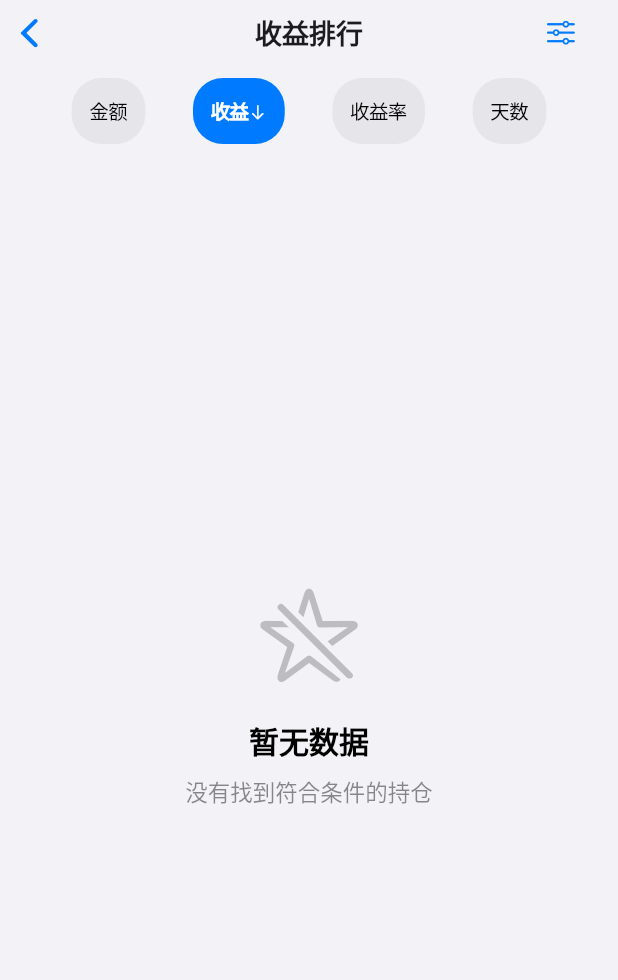
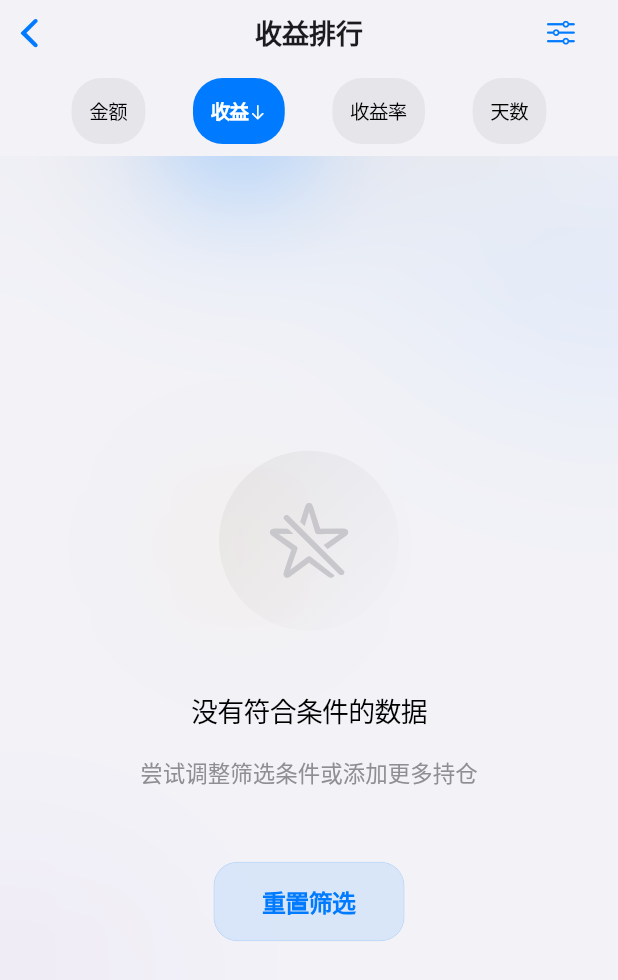
Before and after one commit to rizona27/fundlink, a Flutter app: the TopPerformersView screen opened directly, on a phone screen of 412 x 824 dp. Shown: the top 980 px of the screen. Run offline on Flutter 3.47's test engine with Material 3 defaults, Android fonts, the phone set to English and light mode, and no system bars; our stand-ins replace shared_preferences; accounts and stored records are empty.

Commit message:
0.1.8
无状态

```diff
--- a/lib/views/client_view.dart
+++ b/lib/views/client_view.dart
@@ -1,5 +1,6 @@
 import 'dart:async';
 import 'package:flutter/cupertino.dart';
+import 'package:flutter/material.dart' show Colors;
 import '../services/data_manager.dart';
 import '../services/fund_service.dart';
 import '../models/fund_holding.dart';
@@ -10,6 +11,8 @@ import '../widgets/empty_state.dart';
 import '../widgets/toast.dart';
 import '../widgets/refresh_button.dart';
 import '../widgets/search.dart';
+import '../widgets/glass_button.dart';
+import 'add_holding_view.dart';
 
 class ClientView extends StatefulWidget {
   const ClientView({super.key});
@@ -43,7 +46,6 @@ class _ClientViewState extends State<ClientView> with SingleTickerProviderStateM
     super.initState();
     _topBarController = AnimationController(duration: const Duration(milliseconds: 200), vsync: this)..value = 1.0;
 
-    // 监听焦点：获取焦点时强制显示搜索栏
     _searchFocusNode.addListener(() {
       if (_searchFocusNode.hasFocus && !_isSearchVisible && mounted) {
         setState(() => _isSearchVisible = true);
@@ -83,16 +85,14 @@ class _ClientViewState extends State<ClientView> with SingleTickerProviderStateM
     _scrollTimer = Timer(const Duration(milliseconds: 16), () {
       if (!mounted) return;
 
-      // 关键修改：只要搜索框有文字，强制保持搜索栏显示，且不执行任何隐藏逻辑
       final hasText = _searchController.text.isNotEmpty;
       if (hasText) {
         if (!_isSearchVisible) {
           setState(() => _isSearchVisible = true);
         }
-        return;  // 有文字时直接返回，不处理滚动隐藏
+        return;
       }
 
-      // 无文字时，根据滚动进度控制搜索栏显示/隐藏
       double rawProgress = 1.0 - (_currentScrollOffset / 100).clamp(0.0, 1.0);
       double targetProgress = Curves.easeOutCubic.transform(rawProgress);
       if ((targetProgress - _lastTargetProgress).abs() > 0.01) {
@@ -132,13 +132,11 @@ class _ClientViewState extends State<ClientView> with SingleTickerProviderStateM
   }
 
   void _onSearchChanged(String value) {
-    // 立即更新 _searchText，保证筛选及时（不延迟）
     _cancelDebounce();
     setState(() {
       _searchText = value;
     });
 
-    // 有内容时强制显示搜索栏
     if (value.isNotEmpty && !_isSearchVisible) {
       setState(() => _isSearchVisible = true);
     }
@@ -150,7 +148,6 @@ class _ClientViewState extends State<ClientView> with SingleTickerProviderStateM
       _searchText = '';
       _searchController.clear();
     });
-    // 清空后，让滚动控制搜索栏隐藏（如果滚动位置满足条件）
   }
 
   @override
@@ -231,7 +228,7 @@ class _ClientViewState extends State<ClientView> with SingleTickerProviderStateM
             margin: const EdgeInsets.only(left: 16),
             child: _FadeInWidget(
               key: ValueKey('fade_pinned_${pinned[i].id}'),
-              delay: Duration(milliseconds: 100 + i * 80),  // 与普通卡片一致的延迟递增
+              delay: Duration(milliseconds: 100 + i * 80),
               duration: const Duration(milliseconds: 400),
               child: FundCard(
                 key: ValueKey('pinned_${pinned[i].id}'),
@@ -334,7 +331,24 @@ class _ClientViewState extends State<ClientView> with SingleTickerProviderStateM
                   ),
                   Expanded(
                     child: (!hasPinned && !hasGroups)
-                        ? const EmptyState(icon: CupertinoIcons.person, title: '暂无数据', message: '没有找到匹配的客户')
+                        ? EmptyState(
+                      icon: CupertinoIcons.person,
+                      title: '暂无客户数据',
+                      message: '点击开始添加吧～',
+                      titleFontWeight: FontWeight.normal,
+                      titleFontSize: 18,
+                      customButton: GlassButton(
+                        label: 'Go!',
+                        onPressed: () {
+                          Navigator.of(context).push(
+                            CupertinoPageRoute(builder: (_) => const AddHoldingView()),
+                          );
+                        },
+                        isPrimary: false,
+                        width: null,
+                        padding: const EdgeInsets.symmetric(horizontal: 28, vertical: 10),
+                      ),
+                    )
                         : ListView(
                       padding: EdgeInsets.fromLTRB(16, 12, 16, totalBottomPadding),
                       children: [
--- a/lib/views/summary_view.dart
+++ b/lib/views/summary_view.dart
@@ -68,10 +68,12 @@ class _SummaryViewState extends State<SummaryView> {
             _buildSearchBar(),
             Expanded(
               child: _filteredGroupedFunds.isEmpty
-                  ? const EmptyState(
+                  ? EmptyState(
                 icon: CupertinoIcons.chart_bar,
-                title: '暂无数据',
-                message: '没有找到匹配的基金',
+                title: '暂无基金数据',
+                message: _searchText.isEmpty
+                    ? '还没有添加任何基金持仓'
+                    : '没有找到与“$_searchText”相关的基金，试试其他关键词',
               )
                   : _buildFundsList(),
             ),
--- a/lib/views/top_performers_view.dart
+++ b/lib/views/top_performers_view.dart
@@ -159,10 +159,12 @@ class _TopPerformersViewState extends State<TopPerformersView> {
             _buildSortBar(),
             Expanded(
               child: _sortedHoldings.isEmpty
-                  ? const EmptyState(
+                  ? EmptyState(
                 icon: CupertinoIcons.star_slash,
-                title: '暂无数据',
-                message: '没有找到符合条件的持仓',
+                title: '没有符合条件的数据',
+                message: '尝试调整筛选条件或添加更多持仓',
+                actionText: '重置筛选',
+                onAction: _resetFilters,
               )
                   : _buildHoldingsList(),
             ),
--- a/lib/widgets/empty_state.dart
+++ b/lib/widgets/empty_state.dart
@@ -1,43 +1,125 @@
+import 'dart:ui';
 import 'package:flutter/cupertino.dart';
+import 'package:flutter/material.dart' show Colors;
 
 class EmptyState extends StatelessWidget {
   final IconData icon;
   final String title;
   final String message;
+  final String? actionText;
+  final VoidCallback? onAction;
+  final FontWeight titleFontWeight;
+  final double? titleFontSize;
+  final Widget? customButton;
 
   const EmptyState({
     super.key,
     required this.icon,
     required this.title,
     required this.message,
+    this.actionText,
+    this.onAction,
+    this.titleFontWeight = FontWeight.normal,
+    this.titleFontSize = 18,
+    this.customButton,
   });
 
   @override
   Widget build(BuildContext context) {
-    return Center(
-      child: Column(
-        mainAxisAlignment: MainAxisAlignment.center,
+    final isDarkMode = CupertinoTheme.brightnessOf(context) == Brightness.dark;
+    final screenWidth = MediaQuery.of(context).size.width;
+    final topPadding = MediaQuery.of(context).padding.top;
+
+    // 获取页面背景色（与 CupertinoPageScaffold 默认背景匹配）
+    final backgroundColor = isDarkMode ? const Color(0xFF1C1C1E) : const Color(0xFFF2F2F7);
+
+    return Container(
+      color: backgroundColor,
+      child: Stack(
         children: [
-          Icon(
-            icon,
-            size: 70,
-            color: CupertinoColors.placeholderText,
-          ),
-          const SizedBox(height: 20),
-          Text(
-            title,
-            style: const TextStyle(
-              fontSize: 20,
-              fontWeight: FontWeight.w600,
-              color: CupertinoColors.label,
+          // 装饰层：扩展到全屏（包括导航栏区域）
+          Positioned(
+            top: -topPadding, // 向上扩展，覆盖状态栏区域
+            left: 0,
+            right: 0,
+            bottom: 0,
+            child: Stack(
+              children: [
+                // 模糊色块
+                Positioned(
+                  top: -50,
+                  right: -50,
+                  child: _BlurredBlob(
+                    size: 200,
+                    color: CupertinoColors.activeBlue.withOpacity(isDarkMode ? 0.12 : 0.08),
+                  ),
+                ),
+                Positioned(
+                  bottom: 100,
+                  left: -30,
+                  child: _BlurredBlob(
+                    size: 150,
+                    color: CupertinoColors.systemPurple.withOpacity(isDarkMode ? 0.1 : 0.05),
+                  ),
+                ),
+                Positioned(
+                  top: 200,
+                  left: 100,
+                  child: _BlurredBlob(
+                    size: 120,
+                    color: CupertinoColors.systemOrange.withOpacity(isDarkMode ? 0.08 : 0.04),
+                  ),
+                ),
+                // 极淡网格纹理
+                Opacity(
+                  opacity: isDarkMode ? 0.03 : 0.01,
+                  child: const _GridBackground(),
+                ),
+              ],
             ),
           ),
-          const SizedBox(height: 8),
-          Text(
-            message,
-            style: const TextStyle(
-              fontSize: 15,
-              color: CupertinoColors.secondaryLabel,
+          // 内容区域：保留安全区，避免被状态栏遮挡
+          SafeArea(
+            child: Center(
+              child: SingleChildScrollView(
+                padding: const EdgeInsets.symmetric(horizontal: 40),
+                child: Column(
+                  mainAxisAlignment: MainAxisAlignment.center,
+                  children: [
+                    _AnimatedIconContainer(icon: icon, isDarkMode: isDarkMode),
+                    const SizedBox(height: 40),
+                    Text(
+                      title,
+                      style: TextStyle(
+                        fontSize: titleFontSize ?? (screenWidth > 600 ? 24 : 22),
+                        fontWeight: titleFontWeight,
+                        letterSpacing: -0.5,
+                        color: isDarkMode ? CupertinoColors.white : CupertinoColors.label,
+                      ),
+                      textAlign: TextAlign.center,
+                    ),
+                    const SizedBox(height: 16),
+                    Text(
+                      message,
+                      style: TextStyle(
+                        fontSize: screenWidth > 600 ? 16 : 15,
+                        height: 1.5,
+                        color: isDarkMode
+                            ? CupertinoColors.secondaryLabel
+                            : CupertinoColors.systemGrey,
+                      ),
+                      textAlign: TextAlign.center,
+                    ),
+                    if (customButton != null) ...[
+                      const SizedBox(height: 48),
+                      customButton!,
+                    ] else if (actionText != null && onAction != null) ...[
+                      const SizedBox(height: 48),
+                      _GlassButton(text: actionText!, onTap: onAction!),
+                    ],
+                  ],
+                ),
+              ),
             ),
           ),
         ],
@@ -45,3 +127,132 @@ class EmptyState extends StatelessWidget {
     );
   }
 }
+
+// 以下为辅助组件（保持不变）
+class _BlurredBlob extends StatelessWidget {
+  final double size;
+  final Color color;
+  const _BlurredBlob({required this.size, required this.color});
+
+  @override
+  Widget build(BuildContext context) {
+    return Container(
+      width: size,
+      height: size,
+      decoration: BoxDecoration(
+        color: color,
+        shape: BoxShape.circle,
+      ),
+      child: BackdropFilter(
+        filter: ImageFilter.blur(sigmaX: 40, sigmaY: 40),
+        child: Container(color: Colors.transparent),
+      ),
+    );
+  }
+}
+
+class _AnimatedIconContainer extends StatelessWidget {
+  final IconData icon;
+  final bool isDarkMode;
+  const _AnimatedIconContainer({required this.icon, required this.isDarkMode});
+
+  @override
+  Widget build(BuildContext context) {
+    return Stack(
+      alignment: Alignment.center,
+      children: [
+        Container(
+          width: 120,
+          height: 120,
+          decoration: BoxDecoration(
+            shape: BoxShape.circle,
+            gradient: LinearGradient(
+              begin: Alignment.topLeft,
+              end: Alignment.bottomRight,
+              colors: [
+                (isDarkMode ? Colors.white : Colors.black).withOpacity(0.05),
+                Colors.transparent,
+              ],
+            ),
+          ),
+        ),
+        Icon(
+          icon,
+          size: 56,
+          color: isDarkMode
+              ? CupertinoColors.systemGrey2
+              : CupertinoColors.systemGrey3,
+        ),
+      ],
+    );
+  }
+}
+
+class _GlassButton extends StatelessWidget {
+  final String text;
+  final VoidCallback onTap;
+  const _GlassButton({required this.text, required this.onTap});
+
+  @override
+  Widget build(BuildContext context) {
+    final isDarkMode = CupertinoTheme.brightnessOf(context) == Brightness.dark;
+    return CupertinoButton(
+      padding: EdgeInsets.zero,
+      onPressed: onTap,
+      child: ClipRRect(
+        borderRadius: BorderRadius.circular(16),
+        child: BackdropFilter(
+          filter: ImageFilter.blur(sigmaX: 10, sigmaY: 10),
+          child: Container(
+            padding: const EdgeInsets.symmetric(horizontal: 32, vertical: 14),
+            decoration: BoxDecoration(
+              color: CupertinoColors.activeBlue.withOpacity(isDarkMode ? 0.15 : 0.1),
+              borderRadius: BorderRadius.circular(16),
+              border: Border.all(
+                color: CupertinoColors.activeBlue.withOpacity(isDarkMode ? 0.3 : 0.2),
+                width: 0.5,
+              ),
+            ),
+            child: Text(
+              text,
+              style: const TextStyle(
+                fontSize: 16,
+                fontWeight: FontWeight.w600,
+                color: CupertinoColors.activeBlue,
+              ),
+            ),
+          ),
+        ),
+      ),
+    );
+  }
+}
+
+class _GridBackground extends StatelessWidget {
+  const _GridBackground();
+
+  @override
+  Widget build(BuildContext context) {
+    return CustomPaint(
+      painter: _GridPainter(),
+      size: Size.infinite,
+    );
+  }
+}
+
+class _GridPainter extends CustomPainter {
+  @override
+  void paint(Canvas canvas, Size size) {
+    final paint = Paint()
+      ..color = CupertinoColors.label
+      ..strokeWidth = 0.8;
+    for (double x = 0; x < size.width; x += 30) {
+      for (double y = 0; y < size.height; y += 30) {
+        canvas.drawCircle(Offset(x, y), 0.5, paint);
+      }
+    }
+  }
+
+  @override
+  bool shouldRepaint(covariant CustomPainter oldDelegate) => false;
+}
```
